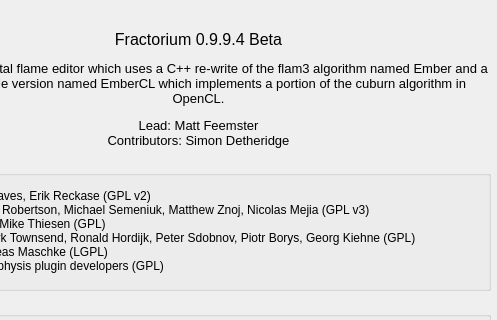
typpos/fractorium, file Source/Fractorium/AboutDialog.ui: the form before one commit; both pictures show x 99 to 596 and y 0 to 320 of the 596 by 651 pixel window.
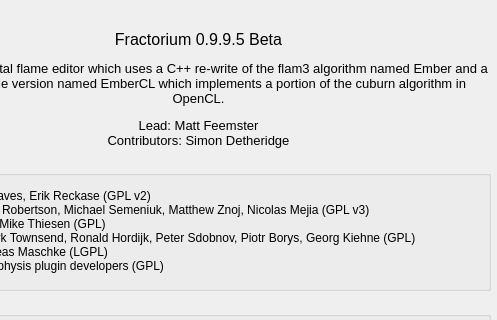
The form after the commit.

```diff
--- a/Source/Fractorium/AboutDialog.ui
+++ b/Source/Fractorium/AboutDialog.ui
@@ -58,7 +58,7 @@
     <enum>QFrame::NoFrame</enum>
    </property>
    <property name="text">
-    <string>&lt;html&gt;&lt;head/&gt;&lt;body&gt;&lt;p align=&quot;center&quot;&gt;&lt;br/&gt;Fractorium 0.9.9.4 Beta&lt;/p&gt;&lt;p align=&quot;center&quot;&gt;&lt;span style=&quot; font-size:10pt;&quot;&gt;A Qt-based fractal flame editor which uses a C++ re-write of the flam3 algorithm named Ember and a GPU capable version named EmberCL which implements a portion of the cuburn algorithm in OpenCL.&lt;/span&gt;&lt;/p&gt;&lt;p align=&quot;center&quot;&gt;&lt;span style=&quot; font-size:10pt;&quot;&gt;Lead: Matt Feemster&lt;br/&gt;Contributors: Simon Detheridge&lt;/span&gt;&lt;/p&gt;&lt;/body&gt;&lt;/html&gt;</string>
+    <string>&lt;html&gt;&lt;head/&gt;&lt;body&gt;&lt;p align=&quot;center&quot;&gt;&lt;br/&gt;Fractorium 0.9.9.5 Beta&lt;/p&gt;&lt;p align=&quot;center&quot;&gt;&lt;span style=&quot; font-size:10pt;&quot;&gt;A Qt-based fractal flame editor which uses a C++ re-write of the flam3 algorithm named Ember and a GPU capable version named EmberCL which implements a portion of the cuburn algorithm in OpenCL.&lt;/span&gt;&lt;/p&gt;&lt;p align=&quot;center&quot;&gt;&lt;span style=&quot; font-size:10pt;&quot;&gt;Lead: Matt Feemster&lt;br/&gt;Contributors: Simon Detheridge&lt;/span&gt;&lt;/p&gt;&lt;/body&gt;&lt;/html&gt;</string>
    </property>
    <property name="textFormat">
     <enum>Qt::RichText</enum>
```
Left out of the diff: 4 changed lines with no effect on the pictures.
